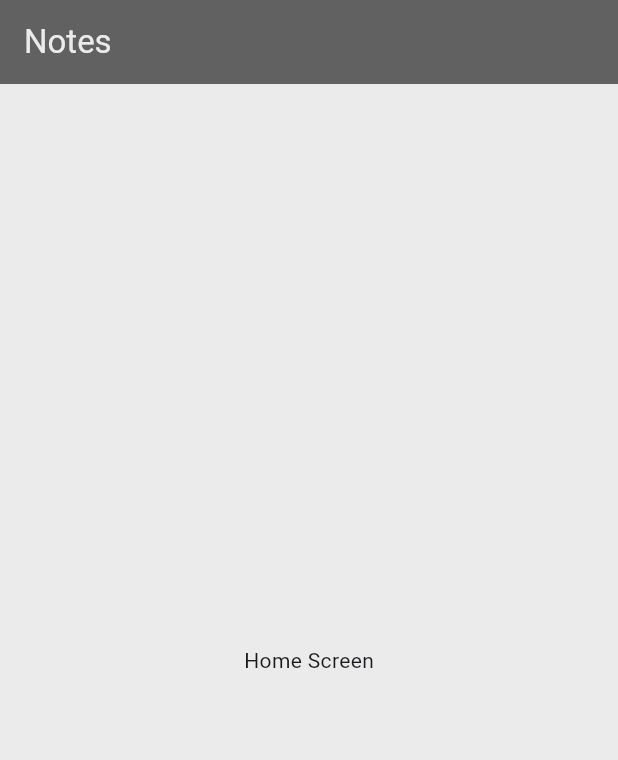
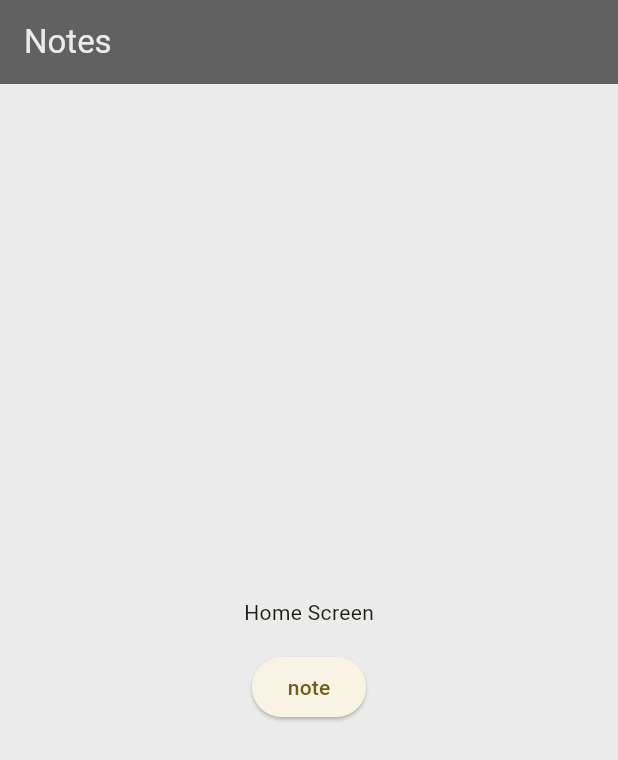
Before and after one commit to ronipaschoal/notes, a Flutter app: the screen it shows after launch, on a phone screen of 412 x 824 dp. Shown: the top 760 px of the screen. Run offline on Flutter 3.47's test engine with Material 2 defaults, Android fonts, the phone set to English and light mode, and no system bars; our stand-ins replace go_router.

Commit message:
feat: configure routes

```diff
--- /dev/null
+++ b/lib/config/paths.dart
@@ -0,0 +1,4 @@
+class NtPaths {
+  static const String home = '/';
+  static const String note = '/note';
+}
--- a/lib/config/routes.dart
+++ b/lib/config/routes.dart
@@ -0,0 +1,46 @@
+import 'package:flutter/material.dart';
+import 'package:go_router/go_router.dart';
+import 'package:notes/config/paths.dart';
+import 'package:notes/pages/home/home_screen.dart';
+import 'package:notes/pages/note/note_screen.dart';
+import 'package:notes/ui/scaffold.dart';
+
+class NtRoutes {
+  NtRoutes._();
+
+  static CustomTransitionPage _customTransitionPage(String title, Widget page) {
+    return CustomTransitionPage(
+      child: page,
+      transitionsBuilder: (_, animation, __, child) {
+        return SlideTransition(
+          position: animation.drive(
+            Tween(
+              begin: const Offset(1.5, 0),
+              end: Offset.zero,
+            ),
+          ),
+          child: NtScaffold(title: title, child: child),
+        );
+      },
+    );
+  }
+
+  static final GoRouter router = GoRouter(
+    routes: <RouteBase>[
+      GoRoute(
+        path: NtPaths.home,
+        pageBuilder: (_, __) => _customTransitionPage(
+          'Notes',
+          const HomeScreen(),
+        ),
+      ),
+      GoRoute(
+        path: NtPaths.note,
+        pageBuilder: (_, __) => _customTransitionPage(
+          'Note',
+          const NoteScreen(),
+        ),
+      ),
+    ],
+  );
+}
--- /dev/null
+++ b/lib/helpers/navigate.dart
@@ -0,0 +1,20 @@
+import 'package:flutter/material.dart';
+import 'package:go_router/go_router.dart';
+
+export 'package:notes/config/paths.dart';
+
+class NtNavigate {
+  NtNavigate._();
+
+  static void to(
+    BuildContext context,
+    String path, [
+    String queryParameters = '',
+  ]) {
+    context.push('$path$queryParameters');
+  }
+
+  static void close(BuildContext context, [dynamic result]) {
+    context.pop(result);
+  }
+}
--- a/lib/main.dart
+++ b/lib/main.dart
@@ -1,5 +1,6 @@
 import 'package:flutter/material.dart';
-import 'package:notes/pages/home/home_screen.dart';
+import 'package:flutter/services.dart';
+import 'package:notes/config/routes.dart';
 import 'package:notes/pages/splash/splash_screen.dart';
 import 'package:notes/ui/colors.dart';
 
@@ -14,39 +15,24 @@ void main() {
 class MyApp extends StatelessWidget {
   const MyApp({super.key});
 
-  @override
-  Widget build(BuildContext context) {
-    return MaterialApp(
-      title: 'Notes',
+  static const String _title = 'Notes';
+
+  Widget get _body {
+    SystemChrome.setPreferredOrientations([
+      DeviceOrientation.portraitUp,
+    ]);
+
+    return MaterialApp.router(
+      title: _title,
+      debugShowCheckedModeBanner: false,
+      routerConfig: NtRoutes.router,
       theme: ThemeData(
         useMaterial3: true,
+        colorScheme: ColorScheme.fromSeed(seedColor: NtColors.primary),
       ),
-      home: const MyHomePage(title: 'Notes'),
     );
   }
-}
-
-class MyHomePage extends StatefulWidget {
-  const MyHomePage({super.key, required this.title});
-
-  final String title;
 
   @override
-  State<MyHomePage> createState() => _MyHomePageState();
+  Widget build(BuildContext context) => _body;
 }
-
-class _MyHomePageState extends State<MyHomePage> {
-  @override
-  Widget build(BuildContext context) {
-    return Scaffold(
-      appBar: AppBar(
-        backgroundColor: NtColors.darkGray,
-        title: Text(
-          widget.title,
-          style: const TextStyle(color: NtColors.lightGray),
-        ),
-      ),
-      body: const HomeScreen(),
-    );
-  }
-}
--- a/lib/pages/home/home_screen.dart
+++ b/lib/pages/home/home_screen.dart
@@ -1,20 +1,31 @@
 import 'package:flutter/material.dart';
+import 'package:notes/helpers/navigate.dart';
 import 'package:notes/ui/colors.dart';
 
 class HomeScreen extends StatelessWidget {
   const HomeScreen({super.key});
 
-  Container _body() {
+  Container _body(BuildContext context) {
     return Container(
       color: NtColors.lightGray,
-      child: const Center(
-        child: Text('Home Screen'),
+      child: Column(
+        mainAxisAlignment: MainAxisAlignment.center,
+        children: [
+          const Center(
+            child: Text('Home Screen'),
+          ),
+          const SizedBox(height: 16.0),
+          ElevatedButton(
+            onPressed: () => NtNavigate.to(context, NtPaths.note),
+            child: const Text('note'),
+          )
+        ],
       ),
     );
   }
 
   @override
   Widget build(BuildContext context) {
-    return _body();
+    return _body(context);
   }
 }
--- a/lib/pages/note/note_screen.dart
+++ b/lib/pages/note/note_screen.dart
@@ -4,17 +4,22 @@ import 'package:notes/ui/colors.dart';
 class NoteScreen extends StatelessWidget {
   const NoteScreen({super.key});
 
-  Widget _body() {
+  Widget _body(BuildContext context) {
     return Container(
       color: NtColors.lightGray,
-      child: const Center(
-        child: Text('Note Screen'),
+      child: const Column(
+        mainAxisAlignment: MainAxisAlignment.center,
+        children: [
+          Center(
+            child: Text('Note Screen'),
+          ),
+        ],
       ),
     );
   }
 
   @override
   Widget build(BuildContext context) {
-    return _body();
+    return _body(context);
   }
 }
--- a/lib/pages/splash/splash_screen.dart
+++ b/lib/pages/splash/splash_screen.dart
@@ -7,7 +7,7 @@ class SplashScreen extends StatelessWidget {
   Widget _body() {
     return Container(
       padding: const EdgeInsets.all(80.0),
-      color: NtColors.lightGray,
+      color: NtColors.black,
       child: const Image(
         image: AssetImage('assets/icons/logo.png'),
       ),
--- a/lib/ui/colors.dart
+++ b/lib/ui/colors.dart
@@ -12,4 +12,7 @@ class NtColors {
   static const Color low = Color(0xFF92E98A);
   static const Color medium = Color(0xFFE7D571);
   static const Color high = Color(0xFFE58C6A);
+
+  static const Color white = Color(0xFFF5F5F5);
+  static const Color black = Color(0xFF030303);
 }
--- /dev/null
+++ b/lib/ui/scaffold.dart
@@ -0,0 +1,25 @@
+import 'package:flutter/material.dart';
+import 'package:notes/ui/colors.dart';
+
+class NtScaffold extends StatelessWidget {
+  final String? title;
+  final Widget child;
+  const NtScaffold({super.key, this.title, required this.child});
+
+  @override
+  Widget build(BuildContext context) {
+    return Scaffold(
+      appBar: title == null
+          ? null
+          : AppBar(
+              backgroundColor: NtColors.darkGray,
+              iconTheme: const IconThemeData(color: NtColors.lightGray),
+              title: Text(
+                title!,
+                style: const TextStyle(color: NtColors.lightGray),
+              ),
+            ),
+      body: child,
+    );
+  }
+}
--- a/pubspec.yaml
+++ b/pubspec.yaml
@@ -11,6 +11,7 @@ environment:
 dependencies:
   flutter:
     sdk: flutter
+  go_router: ^7.0.1
 
 dev_dependencies:
   flutter_test:
```
Also changed, not shown: pubspec.lock.
